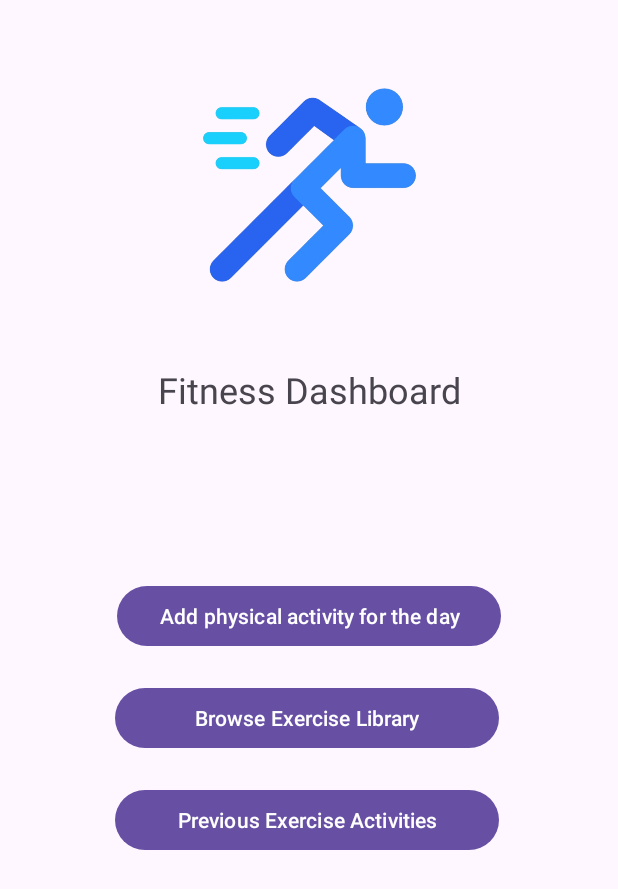
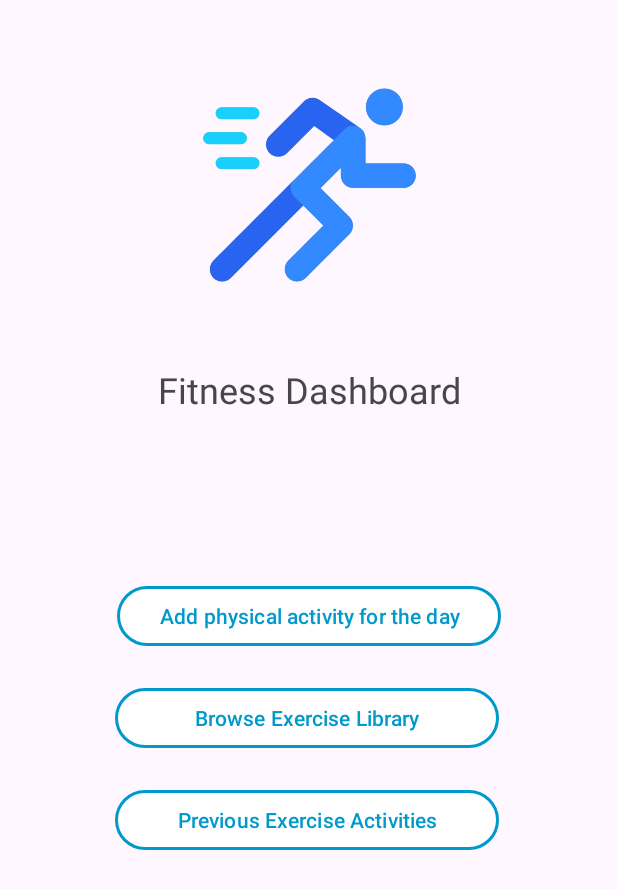
Before and after one commit to Maxwell12345678910/TotalHealth-PLUS, an Android app: the fragment FitnessDashboard shown on its own in the app's theme, on a phone screen of 412 x 824 dp. Shown: the top 889 px of the screen. Run offline under Robolectric (Android 15) with nearby library versions, the phone set to English and light mode, and no system bars.

Commit message:
added colored buttons to 3 main dashboards, still need to colorize login/register start screen buttons and other res file buttons

```diff
--- a/app/src/main/res/layout/fitness_dashboard.xml
+++ b/app/src/main/res/layout/fitness_dashboard.xml
@@ -15,7 +15,11 @@
         android:text="Add physical activity for the day"
         app:layout_constraintBottom_toTopOf="@+id/button2"
         app:layout_constraintEnd_toEndOf="parent"
-        app:layout_constraintStart_toStartOf="parent" />
+        app:layout_constraintStart_toStartOf="parent"
+        android:textColor="@android:color/holo_blue_dark"
+        android:backgroundTint="@android:color/white"
+        app:strokeColor="@android:color/holo_blue_dark"
+        app:strokeWidth="2dp"/>
 
     <Button
         android:id="@+id/button3"
@@ -27,7 +31,11 @@
         android:text="Previous Exercise Activities"
         app:layout_constraintBottom_toBottomOf="parent"
         app:layout_constraintStart_toStartOf="@+id/button2"
-        app:layout_constraintTop_toBottomOf="@+id/imageView2" />
+        app:layout_constraintTop_toBottomOf="@+id/imageView2"
+        android:textColor="@android:color/holo_blue_dark"
+        android:backgroundTint="@android:color/white"
+        app:strokeColor="@android:color/holo_blue_dark"
+        app:strokeWidth="2dp"/>
 
     <Button
         android:id="@+id/button2"
@@ -39,7 +47,11 @@
         android:onClick="seeFitnessBrowse"
         android:text="Browse Exercise Library"
         app:layout_constraintBottom_toTopOf="@+id/button3"
-        app:layout_constraintEnd_toEndOf="@+id/button" />
+        app:layout_constraintEnd_toEndOf="@+id/button"
+        android:textColor="@android:color/holo_blue_dark"
+        android:backgroundTint="@android:color/white"
+        app:strokeColor="@android:color/holo_blue_dark"
+        app:strokeWidth="2dp"/>
 
     <TextView
         android:id="@+id/textView"
```
Also changed, not shown: app/src/main/res/drawable/custom_button_background.xml (added, +9 -0 lines), app/src/main/res/layout/food_dashboard.xml (+9 -3 lines), app/src/main/res/layout/main_dashboard.xml (+12 -3 lines).
